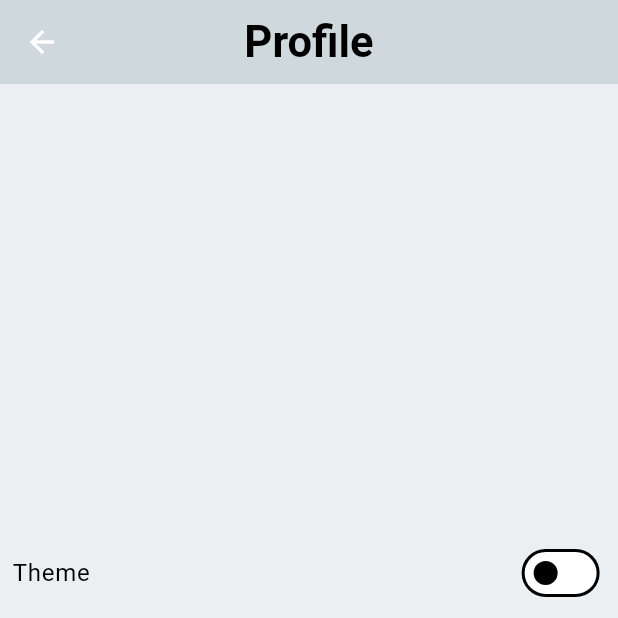
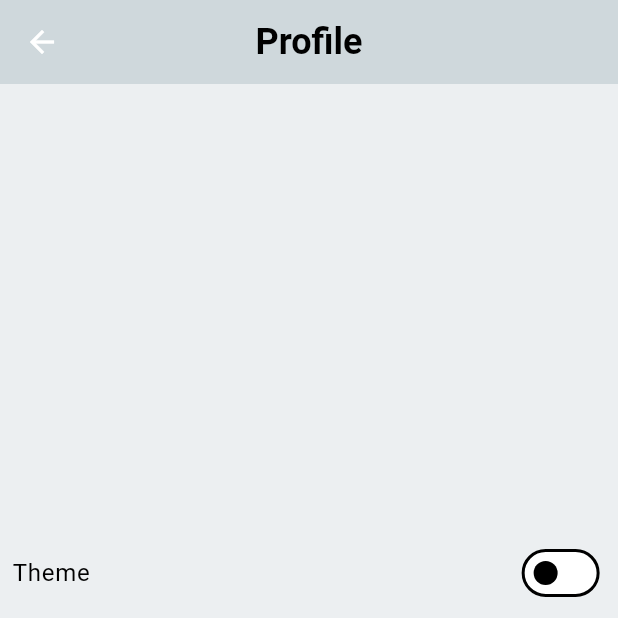
Before and after one commit to mrnipundilshan/home_decor, a Flutter app: the Profile screen opened directly, on a phone screen of 412 x 824 dp, the top half of it. Run offline on Flutter 3.47's test engine with Material 3 defaults, Android fonts, the light colour scheme and no system bars; our stand-ins replace bloc, dartz, dio, equatable, flutter_bloc, flutter_dotenv and 7 more; accounts and stored records are empty.

Commit message:
refactor: update API_BASE_URL and improve profile data handling

```diff
--- a/lib/core/network/auth_interceptor.dart
+++ b/lib/core/network/auth_interceptor.dart
@@ -31,7 +31,7 @@ class AuthInterceptor extends Interceptor {
       try {
         final token = await authLocalDatasource.getAccessToken();
         if (token != null && token.isNotEmpty) {
-          print(token);
+          // print(token);
           options.headers['Authorization'] = 'Bearer $token';
         }
       } catch (e) {
--- a/lib/core/theme/app_theme.dart
+++ b/lib/core/theme/app_theme.dart
@@ -32,7 +32,7 @@ class AppTheme {
       titleTextStyle: TextStyle(
         color: Colors.black,
         fontWeight: .bold,
-        fontSize: 29,
+        fontSize: 24,
       ),
     ),
 
@@ -61,7 +61,7 @@ class AppTheme {
       titleTextStyle: TextStyle(
         color: Colors.white,
         fontWeight: .bold,
-        fontSize: 29,
+        fontSize: 24,
       ),
     ),
     floatingActionButtonTheme: FloatingActionButtonThemeData(
--- a/lib/feature/profile/presentation/bloc/profile_state.dart
+++ b/lib/feature/profile/presentation/bloc/profile_state.dart
@@ -8,3 +8,13 @@ sealed class ProfileState extends Equatable {
 }
 
 final class ProfileInitial extends ProfileState {}
+
+class ProfileDataFetchLoadingState extends ProfileState {}
+
+class ProfileDataFetchSuccessState extends ProfileState {
+  final ProfileEntity profile;
+
+  const ProfileDataFetchSuccessState({required this.profile});
+}
+
+class ProfileDataFetchErrorState extends ProfileState {}
--- a/lib/feature/profile/presentation/profile.dart
+++ b/lib/feature/profile/presentation/profile.dart
@@ -8,8 +8,19 @@ import 'package:home_decor/feature/profile/presentation/bloc/profile_bloc.dart';
 import 'package:home_decor/feature/profile/presentation/widgets/profile_page_app_bar.dart';
 import 'package:provider/provider.dart';
 
-class Profile extends StatelessWidget {
+class Profile extends StatefulWidget {
   const Profile({super.key});
+
+  @override
+  State<Profile> createState() => _ProfileState();
+}
+
+class _ProfileState extends State<Profile> {
+  @override
+  void initState() {
+    //BlocProvider.of<ProfileBloc>(context).add(FetchUserDetailsEvent());
+    super.initState();
+  }
 
   @override
   Widget build(BuildContext context) {
@@ -20,7 +31,15 @@ class Profile extends StatelessWidget {
           horizontal: AppSizes.screenWidth(context) * 0.02,
           vertical: AppSizes.screenHeight(context) * 0.01,
         ),
-        child: Column(
+        child: BlocBuilder<ProfileBloc, ProfileState>(
+          builder: (context, state) {
+            if (state is ProfileDataFetchSuccessState) {
+              Column(children: [CircleAvatar(), Text(state.profile.email)]);
+            }
+            if (state is ProfileDataFetchLoadingState) {
+              CircularProgressIndicator(color: Colors.white);
+            }
+            return Column(
               mainAxisAlignment: MainAxisAlignment.center,
               children: [
                 // Theme Toggle
@@ -84,6 +103,8 @@ class Profile extends StatelessWidget {
                   child: Text("data"),
                 ),
               ],
+            );
+          },
         ),
       ),
     );
--- a/lib/feature/profile/presentation/widgets/profile_page_app_bar.dart
+++ b/lib/feature/profile/presentation/widgets/profile_page_app_bar.dart
@@ -9,7 +9,10 @@ class ProfilePageAppBar extends StatelessWidget implements PreferredSizeWidget {
     final themeData = Theme.of(context);
     return AppBar(
       centerTitle: true,
-      title: Text(context.translate('profile'), style: themeData.appBarTheme.titleTextStyle),
+      title: Text(
+        context.translate('profile'),
+        style: themeData.appBarTheme.titleTextStyle,
+      ),
     );
   }
 
```
Also changed, not shown: lib/feature/profile/data/datasource/profile_datasource.dart (+5 -4 lines), lib/feature/profile/presentation/bloc/profile_bloc.dart (+9 -2 lines), 1 other file. Lines whose indentation alone changed are shown as unchanged.
